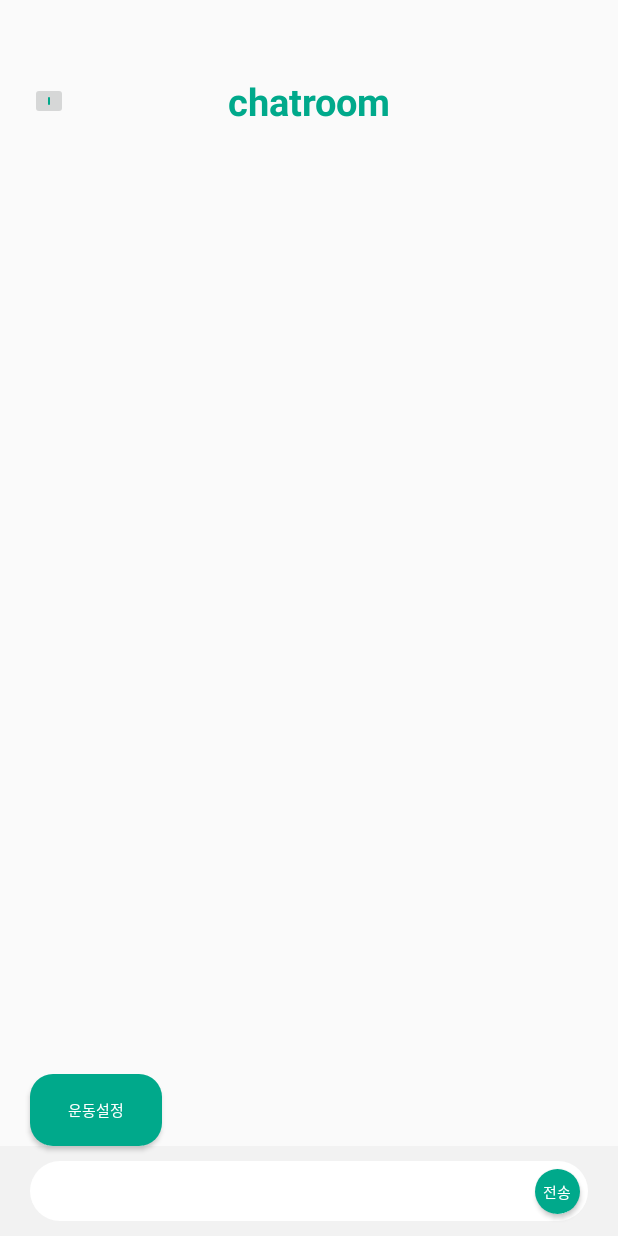
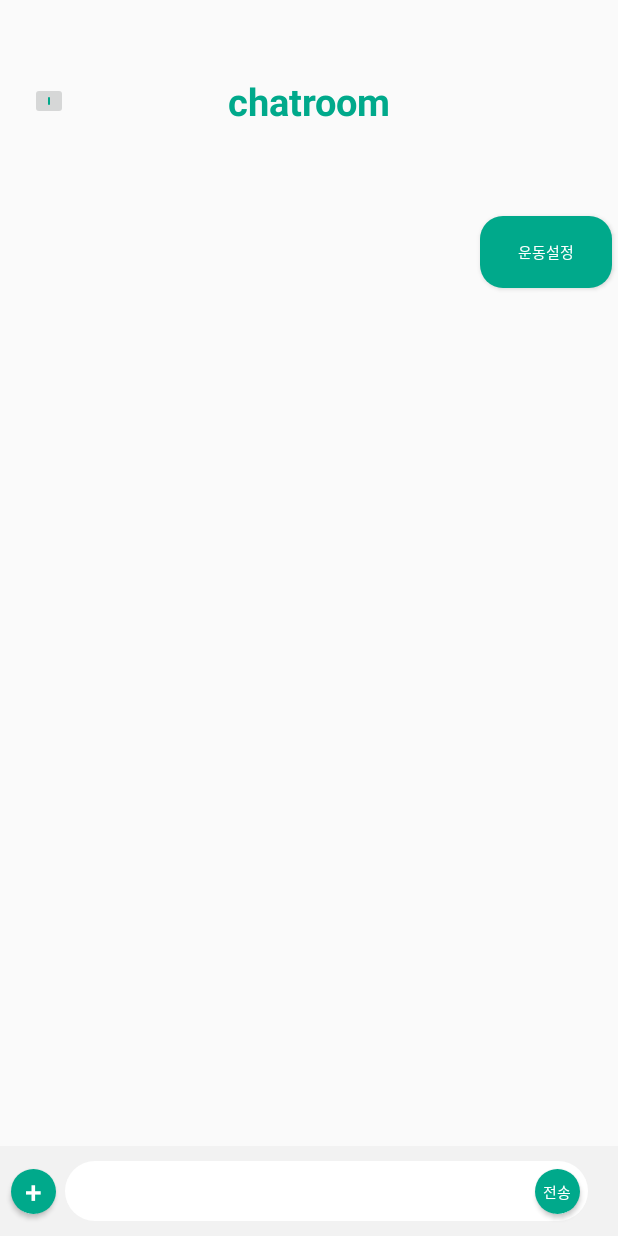
Before and after one commit to Blue-hyeon/Fooching, an Android app: the MessageActivity screen opened directly, with no data from a screen before it, on a phone screen of 412 x 824 dp. Run offline under Robolectric (Android 15) with nearby library versions, the phone set to English and light mode, and no system bars; our stand-ins replace Firebase (no records; nobody signed in at launch, a user with empty details on screens opened directly); pictures from the network do not load; 1 statement that could not run was skipped.

Commit message:
Update activity_message.xml

```diff
--- a/app/src/main/res/layout/activity_message.xml
+++ b/app/src/main/res/layout/activity_message.xml
@@ -38,7 +38,9 @@
             android:layout_height="0dp"
             android:layout_marginTop="20dp"
             app:layout_constraintBottom_toTopOf="@id/message_edittext_v"
-            app:layout_constraintTop_toBottomOf="@id/chat_title_tv" />
+            app:layout_constraintTop_toBottomOf="@id/chat_title_tv"
+            app:layout_constraintVertical_bias="1.0"
+            tools:layout_editor_absoluteX="7dp" />
 
         <View
             android:id="@+id/message_edittext_v"
@@ -51,7 +53,7 @@
             android:id="@+id/message_text_iv"
             android:layout_width="0dp"
             android:layout_height="40dp"
-            android:layout_marginStart="20dp"
+            android:layout_marginStart="43dp"
             android:layout_marginEnd="20dp"
             android:src="@drawable/white_round"
             app:layout_constraintBottom_toBottomOf="@id/message_edittext_v"
@@ -84,27 +86,35 @@
             app:layout_constraintEnd_toEndOf="@id/message_edittext_v"
             app:layout_constraintTop_toTopOf="@id/message_edittext_v" />
 
+        <Button
+            android:id="@+id/gallery_Button"
+            android:layout_width="30dp"
+            android:layout_height="30dp"
+            android:background="@drawable/background_button"
+            android:text="+"
+            android:layout_marginLeft="7dp"
+            android:textColor="@color/white"
+            android:textSize="20sp"
+            app:layout_constraintBottom_toBottomOf="@id/message_edittext_v"
+            app:layout_constraintTop_toTopOf="@id/message_edittext_v"
+            app:layout_constraintLeft_toLeftOf="@id/message_edittext_v"/>
 
-    </androidx.constraintlayout.widget.ConstraintLayout>
-    <!--캘린더 창으로 이동-->
         <Button
             android:id="@+id/messageActivity_calenderButton"
             android:layout_width="wrap_content"
             android:layout_height="wrap_content"
-        android:layout_alignParentLeft="true"
-        android:layout_alignParentBottom="true"
-        android:layout_marginStart="20dp"
-        android:layout_marginTop="20dp"
-        android:layout_marginEnd="20dp"
-        android:layout_marginBottom="60dp"
+            android:layout_marginLeft="320dp"
+            android:layout_marginBottom="632dp"
             android:background="@drawable/background_button"
             android:text="운동설정"
             android:textColor="@color/white"
             android:textSize="10sp"
-        app:layout_constraintLeft_toLeftOf="parent"
-        app:layout_constraintBottom_toBottomOf="parent"/>
+            app:layout_constraintBottom_toBottomOf="parent"
+            app:layout_constraintLeft_toLeftOf="parent" />
 
 
+    </androidx.constraintlayout.widget.ConstraintLayout>
+    <!--캘린더 창으로 이동-->
 
 
     <!--    <androidx.drawerlayout.widget.DrawerLayout-->
```
Lines whose indentation alone changed are shown as unchanged.
